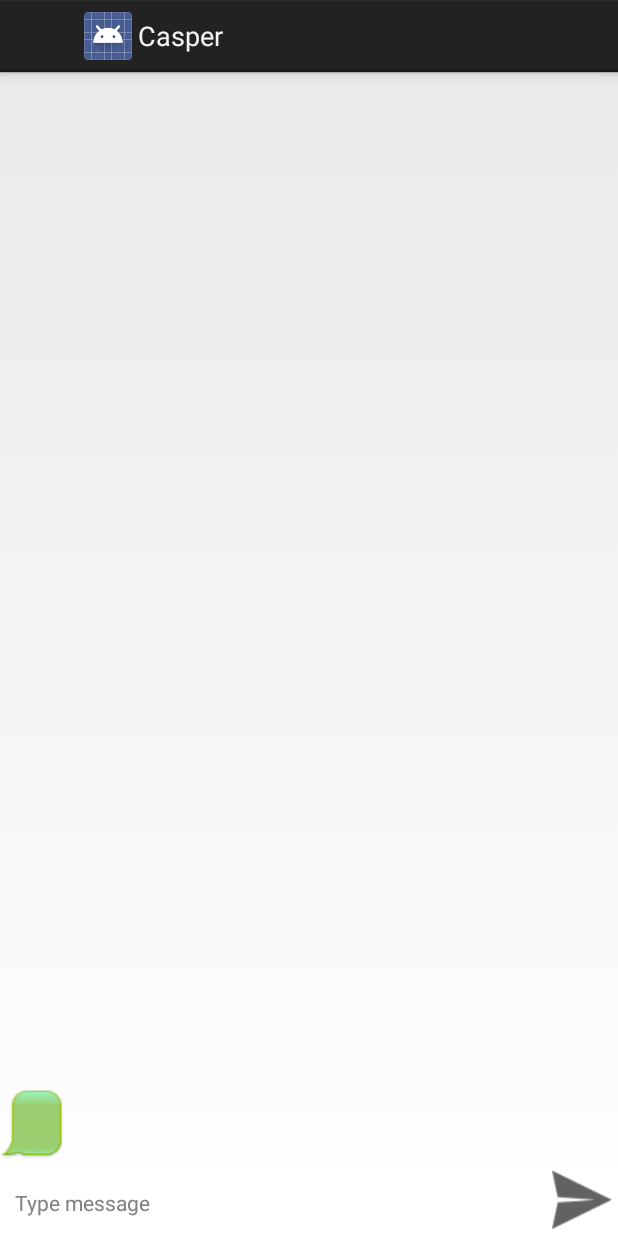
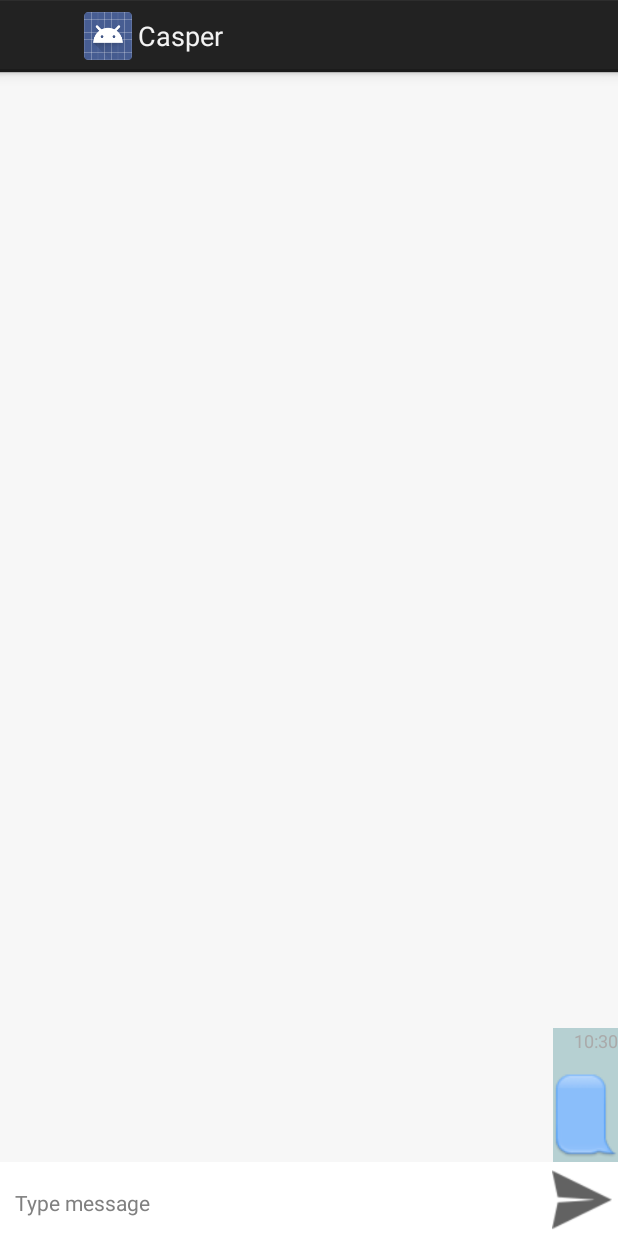
Before and after one commit to Reclarke78/Casper_SafeBoardMessenger, an Android app: the MessagingActivity screen opened directly, with no data from a screen before it, after a tap on an icon or button, on a phone screen of 412 x 824 dp. Run offline under Robolectric (Android 15) with nearby library versions, the phone set to English and light mode, and no system bars; 2 statements that could not run were skipped.

Commit message:
seen status works

```diff
--- a/app/src/main/java/ru/olgathebest/casper/ListUsersActivity.java
+++ b/app/src/main/java/ru/olgathebest/casper/ListUsersActivity.java
@@ -32,18 +32,23 @@ public class ListUsersActivity extends Activity implements OnUserListChanged {
     public MessengerNDK messengerNDK = MessengerNDK.getMessengerNDK();
     TextView textView;
     String[] users;
+    String senderId;
     private ListView usersListView;
 
     @Override
     protected void onCreate(Bundle savedInstanceState) {
         super.onCreate(savedInstanceState);
         setContentView(R.layout.userslist);
+        Intent intent = getIntent();
+        senderId = intent.getStringExtra("SENDER_LOGIN");
+        messengerNDK.setCurrentUser(senderId);
         usersListView = (ListView) findViewById(R.id.usersListView);
     }
 
     public void openConversation(String[] names, int i) {
         Intent intent = new Intent(getApplicationContext(), MessagingActivity.class);
         intent.putExtra("RECIPIENT_ID", names[i]);
+        intent.putExtra("SENDER_LOGIN",senderId);
         startActivity(intent);
     }
 
--- a/app/src/main/java/ru/olgathebest/casper/MainActivity.java
+++ b/app/src/main/java/ru/olgathebest/casper/MainActivity.java
@@ -23,7 +23,7 @@ public class MainActivity extends Activity implements OnLogin{
     private String login = "patakiph";
     private String pass = "bad girl";
     MessengerNDK messengerNDK = MessengerNDK.getMessengerNDK();
-    private String serverUrl = "192.168.1.2";//"192.168.1.2";//"172.20.10.5"; //"93.188.161.205"
+    private String serverUrl = "172.20.10.5";//"192.168.1.2";//"172.20.10.5"; //"93.188.161.205"
     private int serverPort = 5222;
 
     @Override
@@ -85,6 +85,7 @@ public class MainActivity extends Activity implements OnLogin{
             public void run() {
 
                 intent = new Intent(getApplicationContext(), ListUsersActivity.class);
+                intent.putExtra("SENDER_LOGIN",login);
                 Log.d("I am ok", "2");
                 startActivity(intent);
 
--- a/app/src/main/java/ru/olgathebest/casper/MessageAdapter.java
+++ b/app/src/main/java/ru/olgathebest/casper/MessageAdapter.java
@@ -1,15 +1,23 @@
 package ru.olgathebest.casper;
 
 import android.app.Activity;
+import android.graphics.Color;
+import android.util.Log;
 import android.util.Pair;
 import android.view.LayoutInflater;
 import android.view.View;
 import android.view.ViewGroup;
 import android.widget.BaseAdapter;
+import android.widget.LinearLayout;
 import android.widget.TextView;
 
+import java.text.DateFormat;
+import java.text.SimpleDateFormat;
 import java.util.ArrayList;
 import java.util.List;
+import java.util.logging.SimpleFormatter;
+
+import static ru.olgathebest.casper.R.id.content;
 
 /**
  * Created by Ольга on 05.12.2016.
@@ -18,19 +26,21 @@ import java.util.List;
 public class MessageAdapter extends BaseAdapter {
     public static final int DIRECTION_INCOMING = 0;
     public static final int DIRECTION_OUTGOING = 1;
-
-    private List<Pair<String, Integer>> messages;
+    public static final int READ = 2;
+    public static final int UNREAD = 3;
+    private List<Pair<Message, Integer>> messages;
     private LayoutInflater layoutInflater;
 
     public MessageAdapter(Activity activity) {
         layoutInflater = activity.getLayoutInflater();
-        messages = new ArrayList<Pair<String, Integer>>();
+        messages = new ArrayList<Pair<Message, Integer>>();
     }
 
-    public void addMessage(String message, int direction) {
+    public void addMessage(Message message, int direction) {
         messages.add(new Pair(message, direction));
         notifyDataSetChanged();
     }
+
 
     @Override
     public int getCount() {
@@ -38,8 +48,8 @@ public class MessageAdapter extends BaseAdapter {
     }
 
     @Override
-    public Object getItem(int i) {
-        return messages.get(i);
+    public Message getItem(int i) {
+        return messages.get(i).first;
     }
 
     @Override
@@ -66,18 +76,25 @@ public class MessageAdapter extends BaseAdapter {
         if (convertView == null) {
             int res = 0;
             if (direction == DIRECTION_INCOMING) {
+                res = R.layout.msg_left;
+            } else if (direction == DIRECTION_OUTGOING) {
                 res = R.layout.msg_right;
-            } else if (direction == DIRECTION_OUTGOING) {
-                res = R.layout.msg_left;
             }
             convertView = layoutInflater.inflate(res, viewGroup, false);
         }
 
-        String message = messages.get(i).first;
-
+        String message = messages.get(i).first.getText();
         TextView txtMessage = (TextView) convertView.findViewById(R.id.txtMessage);
         txtMessage.setText(message);
-
+        TextView txtInfo = (TextView) convertView.findViewById(R.id.txtInfo);
+        SimpleDateFormat dt = new SimpleDateFormat("hh:mm");
+        txtInfo.setText(dt.format(messages.get(i).first.getTime()));
+        Log.d("About to change color ", messages.get(i).first.getStatus().toString());
+        LinearLayout msgBackground = (LinearLayout) convertView.findViewById(R.id.content);
+        if (messages.get(i).first.getStatus() == StatusMsg.Seen) {
+            msgBackground.setBackgroundColor(Color.parseColor("#F7F7F7"));
+            Log.d("Color changed", "2");
+        }
         return convertView;
     }
 }
--- a/app/src/main/java/ru/olgathebest/casper/MessagingActivity.java
+++ b/app/src/main/java/ru/olgathebest/casper/MessagingActivity.java
@@ -9,50 +9,87 @@ import android.widget.EditText;
 import android.widget.ListView;
 
 import java.io.IOException;
+import java.util.Date;
 
 
 /**
  * Created by Ольга on 03.12.2016.
  */
 
-public class MessagingActivity extends Activity {
+public class MessagingActivity extends Activity implements OnMessageSeen {
     public MessengerNDK messengerNDK = MessengerNDK.getMessengerNDK();
-    private String recipientId;
+    private String opponentId;
+    private String currentId;
+    private EditText text;
     private ListView messagesList;
     public MessageAdapter messageAdapter;
     private byte[] testmsg;
+
     @Override
     protected void onCreate(Bundle savedInstanceState) {
         super.onCreate(savedInstanceState);
         setContentView(R.layout.messaging);
         Intent intent = getIntent();
-        recipientId = intent.getStringExtra("RECIPIENT_ID");
-        Log.d("I am ok","4");
+        opponentId = intent.getStringExtra("RECIPIENT_ID");
+        currentId = intent.getStringExtra("SENDER_LOGIN");
+        Log.d("I am ok", "4");
         messengerNDK.setContext(this);
+        text = (EditText) findViewById(R.id.messageBodyField);
         messagesList = (ListView) findViewById(R.id.listMessages);
         messageAdapter = new MessageAdapter(this);
         messagesList.setAdapter(messageAdapter);
     }
 
-    public void sendmsg(View view){
-        EditText text = (EditText) findViewById(R.id.messageBodyField);
+    @Override
+    public void onStart() {
+        super.onStart();
+        messengerNDK.addOnMsgSeen(this);
+    }
+
+    @Override
+    public void onDestroy() {
+        super.onDestroy();
+        messengerNDK.deleteOnMsgSeen(this);
+    }
+
+
+    public void sendmsg(View view) {
         testmsg = UTF8.encode(text.getText().toString());
-        messageAdapter.addMessage(text.getText().toString(), MessageAdapter.DIRECTION_OUTGOING);
+        Message msg = new Message("1", opponentId, currentId, text.getText().toString(), new Date(), StatusMsg.Sending);
+       messengerNDK.putMessage(msg);
+       messageAdapter.addMessage(msg, MessageAdapter.DIRECTION_OUTGOING);
+       messageAdapter.notifyDataSetChanged();
         text.setText("");
         new Thread(new Runnable() {
             @Override
             public void run() {
                 try {
-                    Log.d("I am ok","1");
-                    messengerNDK.nativeSend(UTF8.encode(recipientId),testmsg);
-                    Log.d("I am ok","2");
+                    Log.d("About to send", "1");
+                    messengerNDK.nativeSend(UTF8.encode(opponentId), testmsg);
+                    Log.d("Sent", "2");
                 } catch (IOException e) {
                     e.printStackTrace();
                 }
             }
         }).start();
     }
-public MessageAdapter getMessageAdapter(){
-    return messageAdapter;
+
+    public MessageAdapter getMessageAdapter() {
+        return messageAdapter;
+    }
+
+    @Override
+    public void onMessageSeen(Message msg) {
+
+        //msg.setStatus(StatusMsg.Seen);
+        Log.d("Msg is about to be seen", "now native method works");
+        messengerNDK.nativeMessageSeen(UTF8.encode(msg.getFrom()), UTF8.encode(msg.getId()));
+      //  getMessageAdapter().notifyDataSetChanged();
+        Log.d("Msg is seen", "native done");
+
+    }
+
+    public void onMessageReceived(Message message) {
+        message.setStatus(StatusMsg.Sent);
+    }
 }
-}
--- a/app/src/main/java/ru/olgathebest/casper/OnMessageReceived.java
+++ b/app/src/main/java/ru/olgathebest/casper/OnMessageSeen.java
@@ -4,7 +4,7 @@ package ru.olgathebest.casper;
  * Created by Ольга on 08.12.2016.
  */
 
-public interface OnMessageReceived {
-    void setStatusSeen();
-    void setTo();
+public interface OnMessageSeen {
+    void onMessageSeen(Message msg);
+
 }
--- a/app/src/main/res/layout/messaging.xml
+++ b/app/src/main/res/layout/messaging.xml
@@ -2,6 +2,7 @@
     xmlns:tools="http://schemas.android.com/tools"
     android:layout_width="match_parent"
     android:layout_height="match_parent"
+    android:background="@color/white_smoke"
     >
 
     <ListView
--- a/app/src/main/res/layout/msg_left.xml
+++ b/app/src/main/res/layout/msg_left.xml
@@ -6,6 +6,7 @@
         android:layout_width="wrap_content"
         android:layout_height="wrap_content"
         android:layout_alignParentLeft="true"
+        android:background="#b6d0d2"
         android:orientation="vertical">
 
         <TextView
@@ -34,7 +35,7 @@
                 android:textColor="@android:color/black"
                 android:maxWidth="240dp"
                 android:fontFamily="sans-serif-light"
-                android:paddingLeft="5dp"
+                android:padding="5dp"
                 android:text="Hello"/>
 
         </LinearLayout>
--- a/app/src/main/res/layout/msg_right.xml
+++ b/app/src/main/res/layout/msg_right.xml
@@ -6,6 +6,7 @@
         android:layout_width="wrap_content"
         android:layout_height="wrap_content"
         android:layout_alignParentRight="true"
+        android:background="#b6d0d2"
         android:orientation="vertical">
 
         <TextView
@@ -31,8 +32,9 @@
                 android:layout_width="wrap_content"
                 android:layout_height="wrap_content"
                 android:textColor="@android:color/black"
+                android:textSize="20sp"
                 android:fontFamily="sans-serif-light"
-                android:paddingLeft="5dp"
+                android:padding="5dp"
                 android:text="Hello"
                 android:maxWidth="240dp"
                 />
```
Also changed, not shown: app/src/main/java/ru/olgathebest/casper/Message.java (+33 -0 lines), app/src/main/java/ru/olgathebest/casper/MessengerNDK.java (+67 -19 lines), 10 other files.
